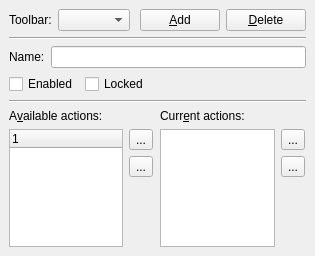
Qt form src/options/opt_lookfeel_toolbars.ui (psi-im/psi) before a commit.
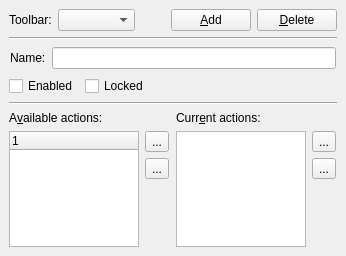
The same form after that commit. Custom widgets are drawn as their Qt base class.

Patch:
```diff
--- a/src/options/opt_lookfeel_toolbars.ui
+++ b/src/options/opt_lookfeel_toolbars.ui
@@ -1,32 +1,32 @@
 <ui version="4.0" >
  <class>LookFeelToolbars</class>
- <widget class="QWidget" name="LookFeelToolbars" >
-  <property name="geometry" >
+ <widget class="QWidget" name="LookFeelToolbars">
+  <property name="geometry">
    <rect>
     <x>0</x>
     <y>0</y>
-    <width>315</width>
+    <width>346</width>
     <height>256</height>
    </rect>
   </property>
   <property name="windowTitle" >
    <string>LookFeelToolbarsUI</string>
   </property>
-  <layout class="QVBoxLayout" >
-   <property name="margin" >
-    <number>9</number>
-   </property>
-   <property name="spacing" >
+  <layout class="QVBoxLayout">
+   <property name="spacing">
     <number>6</number>
    </property>
+   <property name="margin">
+    <number>9</number>
+   </property>
    <item>
-    <layout class="QHBoxLayout" >
-     <property name="margin" >
-      <number>0</number>
-     </property>
-     <property name="spacing" >
+    <layout class="QHBoxLayout">
+     <property name="spacing">
       <number>6</number>
      </property>
+     <property name="margin">
+      <number>0</number>
+     </property>
      <item>
       <widget class="QLabel" name="textLabel1" >
        <property name="text" >
@@ -35,11 +35,9 @@
       </widget>
      </item>
      <item>
-      <widget class="QComboBox" name="cb_toolbars" >
-       <property name="sizePolicy" >
-        <sizepolicy>
-         <hsizetype>3</hsizetype>
-         <vsizetype>0</vsizetype>
+      <widget class="QComboBox" name="cb_toolbars">
+       <property name="sizePolicy">
+        <sizepolicy hsizetype="MinimumExpanding" vsizetype="Fixed">
          <horstretch>0</horstretch>
          <verstretch>0</verstretch>
         </sizepolicy>
@@ -98,33 +96,35 @@
     </widget>
    </item>
    <item>
-    <layout class="QHBoxLayout" >
-     <property name="margin" >
-      <number>0</number>
-     </property>
-     <property name="spacing" >
-      <number>6</number>
-     </property>
-     <item>
-      <widget class="QLabel" name="textLabel20" >
-       <property name="text" >
-        <string>Name:</string>
-       </property>
-      </widget>
-     </item>
-     <item>
-      <widget class="QLineEdit" name="le_toolbarName" />
-     </item>
-    </layout>
+    <widget class="QWidget" name="w_toolbarName" native="true">
+     <layout class="QHBoxLayout">
+      <property name="spacing">
+       <number>6</number>
+      </property>
+      <property name="margin">
+       <number>1</number>
+      </property>
+      <item>
+       <widget class="QLabel" name="textLabel20">
+        <property name="text">
+         <string>Name:</string>
+        </property>
+       </widget>
+      </item>
+      <item>
+       <widget class="QLineEdit" name="le_toolbarName"/>
+      </item>
+     </layout>
+    </widget>
    </item>
    <item>
-    <layout class="QHBoxLayout" >
-     <property name="margin" >
-      <number>0</number>
-     </property>
-     <property name="spacing" >
+    <layout class="QHBoxLayout">
+     <property name="spacing">
       <number>6</number>
      </property>
+     <property name="margin">
+      <number>0</number>
+     </property>
      <item>
       <widget class="QCheckBox" name="ck_toolbarOn" >
        <property name="whatsThis" >
@@ -200,12 +200,10 @@
        </property>
       </spacer>
      </item>
-     <item row="1" column="3" >
-      <widget class="IconToolButton" name="tb_up" >
-       <property name="sizePolicy" >
-        <sizepolicy>
-         <hsizetype>0</hsizetype>
-         <vsizetype>0</vsizetype>
+     <item row="1" column="3">
+      <widget class="IconToolButton" name="tb_up">
+       <property name="sizePolicy">
+        <sizepolicy hsizetype="Fixed" vsizetype="Fixed">
          <horstretch>0</horstretch>
          <verstretch>0</verstretch>
         </sizepolicy>
@@ -228,12 +226,10 @@
        </property>
       </widget>
      </item>
-     <item row="2" column="3" >
-      <widget class="IconToolButton" name="tb_down" >
-       <property name="sizePolicy" >
-        <sizepolicy>
-         <hsizetype>0</hsizetype>
-         <vsizetype>0</vsizetype>
+     <item row="2" column="3">
+      <widget class="IconToolButton" name="tb_down">
+       <property name="sizePolicy">
+        <sizepolicy hsizetype="Fixed" vsizetype="Fixed">
          <horstretch>0</horstretch>
          <verstretch>0</verstretch>
         </sizepolicy>
@@ -246,12 +242,10 @@
        </property>
       </widget>
      </item>
-     <item row="1" column="1" >
-      <widget class="IconToolButton" name="tb_right" >
-       <property name="sizePolicy" >
-        <sizepolicy>
-         <hsizetype>0</hsizetype>
-         <vsizetype>0</vsizetype>
+     <item row="1" column="1">
+      <widget class="IconToolButton" name="tb_right">
+       <property name="sizePolicy">
+        <sizepolicy hsizetype="Fixed" vsizetype="Fixed">
          <horstretch>0</horstretch>
          <verstretch>0</verstretch>
         </sizepolicy>
@@ -290,12 +284,10 @@
        </property>
       </widget>
      </item>
-     <item row="2" column="1" >
-      <widget class="IconToolButton" name="tb_left" >
-       <property name="sizePolicy" >
-        <sizepolicy>
-         <hsizetype>0</hsizetype>
-         <vsizetype>0</vsizetype>
+     <item row="2" column="1">
+      <widget class="IconToolButton" name="tb_left">
+       <property name="sizePolicy">
+        <sizepolicy hsizetype="Fixed" vsizetype="Fixed">
          <horstretch>0</horstretch>
          <verstretch>0</verstretch>
         </sizepolicy>
@@ -343,7 +335,7 @@
    </item>
   </layout>
  </widget>
- <layoutdefault spacing="6" margin="11" />
+ <layoutdefault spacing="6" margin="11"/>
  <customwidgets>
   <customwidget>
    <class>IconToolButton</class>
```
Left out of the diff: 137 changed lines with no effect on the pictures.
